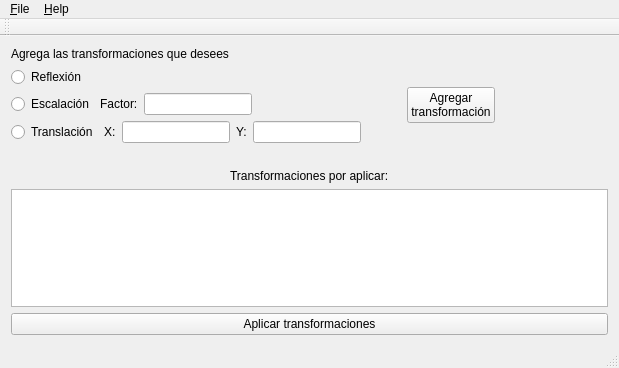
This is src/SITVGVisor/mainwindow.ui in valezamora/ProyectoEnsamblador as Qt 5 draws it before an edit. The edited form follows.
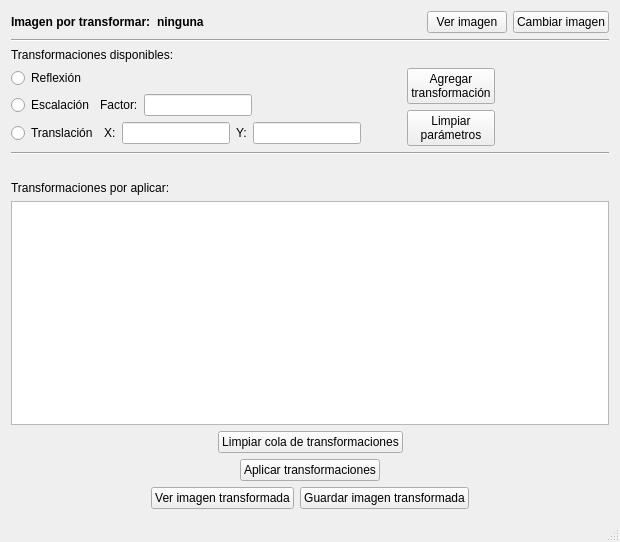
This is the edited form.

Commit message: Interfaz SITVG casi terminada. Funcional. Eliminado color de fondo de imágenes SITVG.

Diff of the .ui file:
```diff
--- a/src/SITVGVisor/mainwindow.ui
+++ b/src/SITVGVisor/mainwindow.ui
@@ -6,8 +6,8 @@
    <rect>
     <x>0</x>
     <y>0</y>
-    <width>619</width>
-    <height>368</height>
+    <width>620</width>
+    <height>542</height>
    </rect>
   </property>
   <property name="windowTitle">
@@ -15,6 +15,75 @@
   </property>
   <widget class="QWidget" name="centralWidget">
    <layout class="QVBoxLayout" name="verticalLayout_2">
+    <item>
+     <layout class="QHBoxLayout" name="horizontalLayout_6">
+      <item>
+       <widget class="QLabel" name="label_7">
+        <property name="font">
+         <font>
+          <weight>75</weight>
+          <bold>true</bold>
+         </font>
+        </property>
+        <property name="text">
+         <string>Imagen por transformar:</string>
+        </property>
+       </widget>
+      </item>
+      <item>
+       <widget class="QLabel" name="fileNameLabel">
+        <property name="sizePolicy">
+         <sizepolicy hsizetype="MinimumExpanding" vsizetype="Preferred">
+          <horstretch>0</horstretch>
+          <verstretch>0</verstretch>
+         </sizepolicy>
+        </property>
+        <property name="font">
+         <font>
+          <weight>75</weight>
+          <bold>true</bold>
+         </font>
+        </property>
+        <property name="text">
+         <string>ninguna</string>
+        </property>
+       </widget>
+      </item>
+      <item>
+       <widget class="QPushButton" name="viewBaseButton">
+        <property name="sizePolicy">
+         <sizepolicy hsizetype="Fixed" vsizetype="Fixed">
+          <horstretch>0</horstretch>
+          <verstretch>0</verstretch>
+         </sizepolicy>
+        </property>
+        <property name="text">
+         <string>Ver imagen</string>
+        </property>
+       </widget>
+      </item>
+      <item>
+       <widget class="QPushButton" name="changeFileButton">
+        <property name="sizePolicy">
+         <sizepolicy hsizetype="Fixed" vsizetype="Fixed">
+          <horstretch>0</horstretch>
+          <verstretch>0</verstretch>
+         </sizepolicy>
+        </property>
+        <property name="text">
+         <string>Cambiar imagen</string>
+        </property>
+       </widget>
+      </item>
+     </layout>
+    </item>
+    <item>
+     <widget class="Line" name="line">
+      <property name="orientation">
+       <enum>Qt::Horizontal</enum>
+      </property>
+     </widget>
+    </item>
     <item>
      <layout class="QHBoxLayout" name="horizontalLayout_5">
       <item>
@@ -22,7 +91,7 @@
         <item>
          <widget class="QLabel" name="label_4">
           <property name="text">
-           <string>Agrega las transformaciones que desees</string>
+           <string>Transformaciones disponibles:</string>
           </property>
          </widget>
         </item>
@@ -156,18 +225,30 @@
            </layout>
           </item>
           <item>
-           <widget class="QPushButton" name="pushButton_2">
-            <property name="sizePolicy">
-             <sizepolicy hsizetype="Fixed" vsizetype="Fixed">
-              <horstretch>0</horstretch>
-              <verstretch>0</verstretch>
-             </sizepolicy>
-            </property>
-            <property name="text">
-             <string>Agregar
+           <layout class="QVBoxLayout" name="verticalLayout_3">
+            <item>
+             <widget class="QPushButton" name="addButton">
+              <property name="sizePolicy">
+               <sizepolicy hsizetype="Fixed" vsizetype="Fixed">
+                <horstretch>0</horstretch>
+                <verstretch>0</verstretch>
+               </sizepolicy>
+              </property>
+              <property name="text">
+               <string>Agregar
 transformación</string>
-            </property>
-           </widget>
+              </property>
+             </widget>
+            </item>
+            <item>
+             <widget class="QPushButton" name="cleanParamButton">
+              <property name="text">
+               <string>Limpiar
+parámetros</string>
+              </property>
+             </widget>
+            </item>
+           </layout>
           </item>
          </layout>
         </item>
@@ -201,6 +282,13 @@
       </item>
      </layout>
     </item>
+    <item>
+     <widget class="Line" name="line_2">
+      <property name="orientation">
+       <enum>Qt::Horizontal</enum>
+      </property>
+     </widget>
+    </item>
     <item>
      <widget class="QLabel" name="label_6">
       <property name="text">
@@ -208,7 +296,7 @@
       </property>
      </widget>
     </item>
-    <item alignment="Qt::AlignHCenter">
+    <item>
      <widget class="QLabel" name="label_3">
       <property name="text">
        <string>Transformaciones por aplicar:</string>
@@ -216,53 +304,129 @@
      </widget>
     </item>
     <item>
-     <widget class="QListWidget" name="listWidget"/>
+     <widget class="QListView" name="listView"/>
     </item>
     <item>
-     <widget class="QPushButton" name="pushButton">
-      <property name="text">
-       <string>Aplicar transformaciones</string>
-      </property>
-     </widget>
+     <layout class="QHBoxLayout" name="horizontalLayout_8">
+      <item>
+       <spacer name="horizontalSpacer_6">
+        <property name="orientation">
+         <enum>Qt::Horizontal</enum>
+        </property>
+        <property name="sizeHint" stdset="0">
+         <size>
+          <width>40</width>
+          <height>20</height>
+         </size>
+        </property>
+       </spacer>
+      </item>
+      <item>
+       <widget class="QPushButton" name="cleanListButton">
+        <property name="text">
+         <string>Limpiar cola de transformaciones</string>
+        </property>
+       </widget>
+      </item>
+      <item>
+       <spacer name="horizontalSpacer_5">
+        <property name="orientation">
+         <enum>Qt::Horizontal</enum>
+        </property>
+        <property name="sizeHint" stdset="0">
+         <size>
+          <width>40</width>
+          <height>20</height>
+         </size>
+        </property>
+       </spacer>
+      </item>
+     </layout>
+    </item>
+    <item>
+     <layout class="QHBoxLayout" name="horizontalLayout_9">
+      <item>
+       <spacer name="horizontalSpacer_9">
+        <property name="orientation">
+         <enum>Qt::Horizontal</enum>
+        </property>
+        <property name="sizeHint" stdset="0">
+         <size>
+          <width>40</width>
+          <height>20</height>
+         </size>
+        </property>
+       </spacer>
+      </item>
+      <item>
+       <widget class="QPushButton" name="applyButton">
+        <property name="text">
+         <string>Aplicar transformaciones</string>
+        </property>
+       </widget>
+      </item>
+      <item>
+       <spacer name="horizontalSpacer_7">
+        <property name="orientation">
+         <enum>Qt::Horizontal</enum>
+        </property>
+        <property name="sizeHint" stdset="0">
+         <size>
+          <width>40</width>
+          <height>20</height>
+         </size>
+        </property>
+       </spacer>
+      </item>
+     </layout>
+    </item>
+    <item>
+     <layout class="QHBoxLayout" name="horizontalLayout_10">
+      <item>
+       <spacer name="horizontalSpacer_10">
+        <property name="orientation">
+         <enum>Qt::Horizontal</enum>
+        </property>
+        <property name="sizeHint" stdset="0">
+         <size>
+          <width>40</width>
+          <height>20</height>
+         </size>
+        </property>
+       </spacer>
+      </item>
+      <item>
+       <widget class="QPushButton" name="viewTransButtom">
+        <property name="text">
+         <string>Ver imagen transformada</string>
+        </property>
+       </widget>
+      </item>
+      <item>
+       <widget class="QPushButton" name="saveButton">
+        <property name="text">
+         <string>Guardar imagen transformada</string>
+        </property>
+       </widget>
+      </item>
+      <item>
+       <spacer name="horizontalSpacer_11">
+        <property name="orientation">
+         <enum>Qt::Horizontal</enum>
+        </property>
+        <property name="sizeHint" stdset="0">
+         <size>
+          <width>40</width>
+          <height>20</height>
+         </size>
+        </property>
+       </spacer>
+      </item>
+     </layout>
     </item>
    </layout>
   </widget>
-  <widget class="QToolBar" name="mainToolBar">
-   <attribute name="toolBarArea">
-    <enum>TopToolBarArea</enum>
-   </attribute>
-   <attribute name="toolBarBreak">
-    <bool>false</bool>
-   </attribute>
-  </widget>
   <widget class="QStatusBar" name="statusBar"/>
-  <widget class="QMenuBar" name="menuBar">
-   <property name="geometry">
-    <rect>
-     <x>0</x>
-     <y>0</y>
-     <width>619</width>
-     <height>22</height>
-    </rect>
-   </property>
-   <widget class="QMenu" name="menuSITVG_Viewer">
-    <property name="title">
-     <string>&amp;File</string>
-    </property>
-    <addaction name="separator"/>
-    <addaction name="actionChange_file"/>
-    <addaction name="separator"/>
-    <addaction name="actionExit"/>
-   </widget>
-   <widget class="QMenu" name="menuHelp">
-    <property name="title">
-     <string>&amp;Help</string>
-    </property>
-    <addaction name="actionWindow_help"/>
-   </widget>
-   <addaction name="menuSITVG_Viewer"/>
-   <addaction name="menuHelp"/>
-  </widget>
   <action name="actionOpen_File">
    <property name="text">
     <string>Open file</string>
```
Left out of the diff: 34 changed lines with no effect on the pictures. The commit also changes 16 other files.
